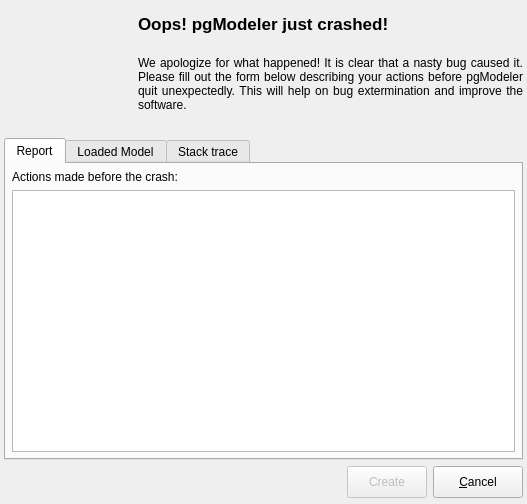
Above: crashhandler/ui/crashhandler.ui from pgmodeler/pgmodeler before the change. Below: the same form after it.
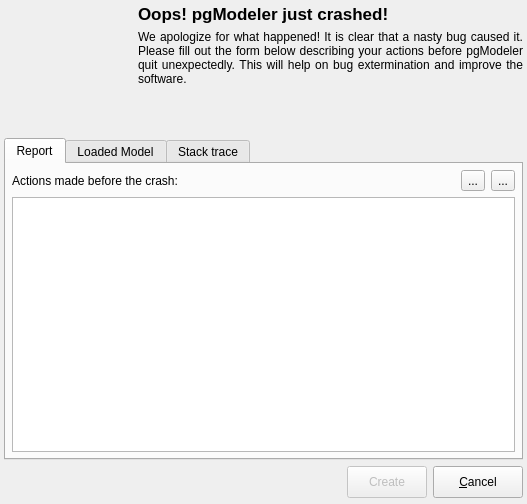
That is the form after the change. Icons and pictures are not drawn.

Commit message: Minor improvements on CrashHandler. Added buttons to load report and save embedded model when in analysis mode.

```diff
--- a/crashhandler/ui/crashhandler.ui
+++ b/crashhandler/ui/crashhandler.ui
@@ -205,7 +205,7 @@
    <item row="1" column="1">
     <widget class="QLabel" name="msg_lbl">
      <property name="sizePolicy">
-      <sizepolicy hsizetype="Expanding" vsizetype="Fixed">
+      <sizepolicy hsizetype="Expanding" vsizetype="Preferred">
        <horstretch>0</horstretch>
        <verstretch>0</verstretch>
       </sizepolicy>
@@ -241,6 +241,12 @@
    </item>
    <item row="2" column="0" colspan="2">
     <widget class="QTabWidget" name="tabWidget">
+     <property name="sizePolicy">
+      <sizepolicy hsizetype="Expanding" vsizetype="Expanding">
+       <horstretch>0</horstretch>
+       <verstretch>0</verstretch>
+      </sizepolicy>
+     </property>
      <property name="currentIndex">
       <number>0</number>
      </property>
@@ -261,6 +267,26 @@
        <property name="bottomMargin">
         <number>6</number>
        </property>
+       <item row="0" column="2">
+        <widget class="QToolButton" name="save_tb">
+         <property name="toolTip">
+          <string>Save the model embedded on the crash report onto filesystem</string>
+         </property>
+         <property name="text">
+          <string>...</string>
+         </property>
+         <property name="icon">
+          <iconset resource="../../libpgmodeler_ui/res/resources.qrc">
+           <normaloff>:/icones/icones/salvar_como.png</normaloff>:/icones/icones/salvar_como.png</iconset>
+         </property>
+         <property name="iconSize">
+          <size>
+           <width>22</width>
+           <height>22</height>
+          </size>
+         </property>
+        </widget>
+       </item>
        <item row="0" column="0">
         <widget class="QLabel" name="label_3">
          <property name="text">
@@ -268,13 +294,33 @@
          </property>
         </widget>
        </item>
-       <item row="1" column="0">
+       <item row="1" column="0" colspan="3">
         <widget class="QTextEdit" name="actions_txt">
          <property name="acceptRichText">
           <bool>false</bool>
          </property>
         </widget>
        </item>
+       <item row="0" column="1">
+        <widget class="QToolButton" name="load_tb">
+         <property name="toolTip">
+          <string>Load crash report.</string>
+         </property>
+         <property name="text">
+          <string>...</string>
+         </property>
+         <property name="icon">
+          <iconset resource="../../libpgmodeler_ui/res/resources.qrc">
+           <normaloff>:/icones/icones/abrir.png</normaloff>:/icones/icones/abrir.png</iconset>
+         </property>
+         <property name="iconSize">
+          <size>
+           <width>22</width>
+           <height>22</height>
+          </size>
+         </property>
+        </widget>
+       </item>
       </layout>
      </widget>
      <widget class="QWidget" name="tab_3">
```
The commit also changes 3 other files.
